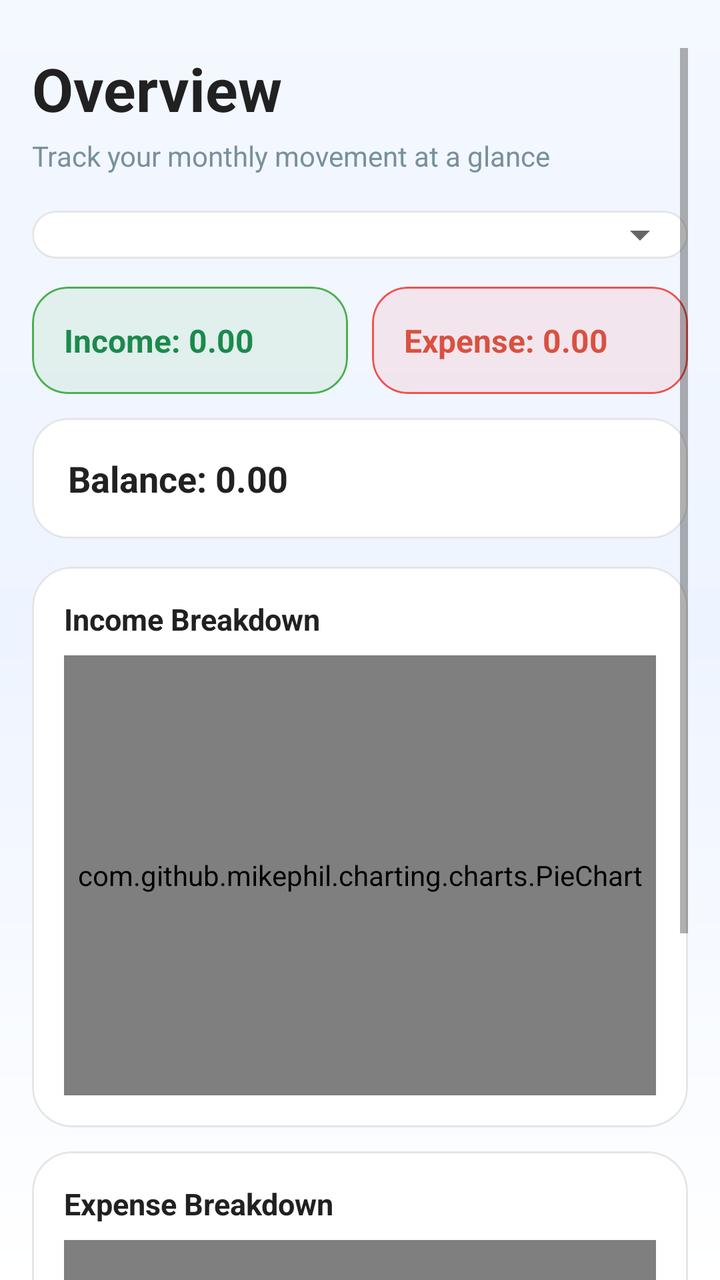
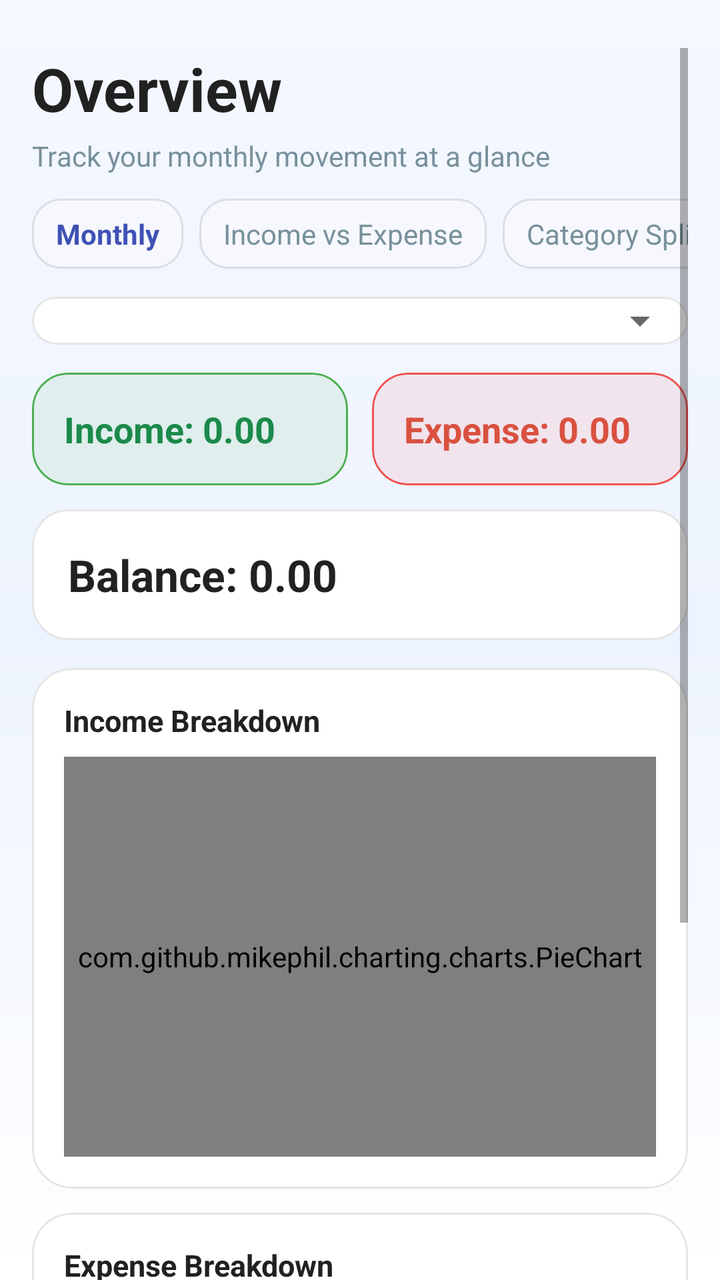

Screens rendered from an Android XML layout before and after an edit, with the pre-edit source and the edit as a unified diff.
<!-- AndroidManifest.xml: application theme Theme.ImiliPocket -->
<!-- res/layout/fragment_dashboard.xml -->
<?xml version="1.0" encoding="utf-8"?>
<ScrollView xmlns:android="http://schemas.android.com/apk/res/android"
    xmlns:app="http://schemas.android.com/apk/res-auto"
    android:layout_width="match_parent"
    android:layout_height="match_parent"
    android:clipToPadding="false"
    android:paddingStart="16dp"
    android:paddingTop="24dp"
    android:paddingEnd="16dp"
    android:paddingBottom="24dp"
    android:background="@drawable/bg_screen_modern">

    <LinearLayout
        android:layout_width="match_parent"
        android:layout_height="wrap_content"
        android:orientation="vertical">

        <TextView
            android:layout_width="wrap_content"
            android:layout_height="wrap_content"
            android:text="Overview"
            android:textColor="@color/text_primary"
            android:textSize="30sp"
            android:textStyle="bold" />

        <TextView
            android:layout_width="wrap_content"
            android:layout_height="wrap_content"
            android:layout_marginTop="4dp"
            android:text="Track your monthly movement at a glance"
            android:textColor="@color/text_secondary"
            android:textSize="14sp" />

        <com.google.android.material.card.MaterialCardView
            android:layout_width="match_parent"
            android:layout_height="wrap_content"
            android:layout_marginTop="18dp"
            app:cardBackgroundColor="@android:color/white"
            app:cardCornerRadius="16dp"
            app:cardElevation="0dp"
            app:strokeColor="@color/surface_outline"
            app:strokeWidth="1dp">

            <Spinner
                android:id="@+id/spinner_month"
                android:layout_width="match_parent"
                android:layout_height="wrap_content"
                android:padding="12dp" />
        </com.google.android.material.card.MaterialCardView>

        <LinearLayout
            android:layout_width="match_parent"
            android:layout_height="wrap_content"
            android:layout_marginTop="14dp"
            android:orientation="horizontal"
            android:weightSum="2">

            <com.google.android.material.card.MaterialCardView
                android:id="@+id/card_income"
                android:layout_width="0dp"
                android:layout_height="wrap_content"
                android:layout_weight="1"
                android:layout_marginEnd="6dp"
                app:cardBackgroundColor="@color/income_green_alpha_10"
                app:cardCornerRadius="18dp"
                app:cardElevation="0dp"
                app:strokeColor="@color/income_green"
                app:strokeWidth="1dp">

                <TextView
                    android:id="@+id/tv_income"
                    android:layout_width="match_parent"
                    android:layout_height="wrap_content"
                    android:padding="16dp"
                    android:text="Income: 0.00"
                    android:textColor="@color/income_strong"
                    android:textSize="16sp"
                    android:textStyle="bold" />
            </com.google.android.material.card.MaterialCardView>

            <com.google.android.material.card.MaterialCardView
                android:id="@+id/card_expense"
                android:layout_width="0dp"
                android:layout_height="wrap_content"
                android:layout_weight="1"
                android:layout_marginStart="6dp"
                app:cardBackgroundColor="@color/expense_red_alpha_10"
                app:cardCornerRadius="18dp"
                app:cardElevation="0dp"
                app:strokeColor="@color/expense_red"
                app:strokeWidth="1dp">

                <TextView
                    android:id="@+id/tv_expense"
                    android:layout_width="match_parent"
                    android:layout_height="wrap_content"
                    android:padding="16dp"
                    android:text="Expense: 0.00"
                    android:textColor="@color/expense_strong"
                    android:textSize="16sp"
                    android:textStyle="bold" />
            </com.google.android.material.card.MaterialCardView>
        </LinearLayout>

        <com.google.android.material.card.MaterialCardView
            android:id="@+id/card_balance"
            android:layout_width="match_parent"
            android:layout_height="wrap_content"
            android:layout_marginTop="12dp"
            app:cardBackgroundColor="@android:color/white"
            app:cardCornerRadius="18dp"
            app:cardElevation="0dp"
            app:strokeColor="@color/surface_outline"
            app:strokeWidth="1dp">

            <TextView
                android:id="@+id/tv_balance"
                android:layout_width="match_parent"
                android:layout_height="wrap_content"
                android:padding="18dp"
                android:text="Balance: 0.00"
                android:textColor="@color/text_primary"
                android:textSize="18sp"
                android:textStyle="bold" />
        </com.google.android.material.card.MaterialCardView>

        <com.google.android.material.card.MaterialCardView
            android:layout_width="match_parent"
            android:layout_height="wrap_content"
            android:layout_marginTop="14dp"
            app:cardBackgroundColor="@android:color/white"
            app:cardCornerRadius="20dp"
            app:cardElevation="0dp"
            app:strokeColor="@color/surface_outline"
            app:strokeWidth="1dp">

            <LinearLayout
                android:layout_width="match_parent"
                android:layout_height="wrap_content"
                android:orientation="vertical"
                android:padding="16dp">

                <TextView
                    android:layout_width="wrap_content"
                    android:layout_height="wrap_content"
                    android:text="Income Breakdown"
                    android:textColor="@color/text_primary"
                    android:textSize="15sp"
                    android:textStyle="bold" />

                <com.github.mikephil.charting.charts.PieChart
                    android:id="@+id/pie_chart_income"
                    android:layout_width="match_parent"
                    android:layout_height="220dp"
                    android:layout_marginTop="8dp" />
            </LinearLayout>
        </com.google.android.material.card.MaterialCardView>

        <com.google.android.material.card.MaterialCardView
            android:layout_width="match_parent"
            android:layout_height="wrap_content"
            android:layout_marginTop="12dp"
            app:cardBackgroundColor="@android:color/white"
            app:cardCornerRadius="20dp"
            app:cardElevation="0dp"
            app:strokeColor="@color/surface_outline"
            app:strokeWidth="1dp">

            <LinearLayout
                android:layout_width="match_parent"
                android:layout_height="wrap_content"
                android:orientation="vertical"
                android:padding="16dp">

                <TextView
                    android:layout_width="wrap_content"
                    android:layout_height="wrap_content"
                    android:text="Expense Breakdown"
                    android:textColor="@color/text_primary"
                    android:textSize="15sp"
                    android:textStyle="bold" />

                <com.github.mikephil.charting.charts.PieChart
                    android:id="@+id/pie_chart_expense"
                    android:layout_width="match_parent"
                    android:layout_height="220dp"
                    android:layout_marginTop="8dp" />
            </LinearLayout>
        </com.google.android.material.card.MaterialCardView>
    </LinearLayout>
</ScrollView>
<!-- resources referenced by this layout -->
<resources>
  <color name="expense_red">#EF5350</color>
  <color name="expense_red_alpha_10">#1AEF5350</color>
  <color name="expense_strong">#D95140</color>
  <color name="income_green">#4CAF50</color>
  <color name="income_green_alpha_10">#1A4CAF50</color>
  <color name="income_strong">#1B8A4B</color>
  <color name="surface_outline">#1A000000</color>
  <color name="text_primary">#212121</color>
  <color name="text_secondary">#78909C</color>
  <!-- drawable bg_screen_modern (drawable) -->
  <?xml version="1.0" encoding="utf-8"?>
  <shape xmlns:android="http://schemas.android.com/apk/res/android">
      <gradient
          android:angle="270"
          android:startColor="#F4F8FF"
          android:centerColor="#EEF4FF"
          android:endColor="#FFFFFF" />
  </shape>
  <style name="Theme.ImiliPocket" parent="Theme.MaterialComponents.DayNight.NoActionBar">
          <item name="colorPrimary">@color/primary_color</item> 
          <item name="colorPrimaryVariant">@color/primary_dark</item> 
          <item name="colorOnPrimary">@color/white</item>
          <item name="colorSecondary">@color/secondary_color</item> 
          <item name="colorSecondaryVariant">@color/secondary_dark</item> 
          <item name="colorOnSecondary">@color/black</item>
          <item name="android:statusBarColor">@android:color/transparent</item>
          <item name="android:windowLightStatusBar">true</item>
          <item name="android:navigationBarColor">@android:color/transparent</item>
          <item name="android:windowDrawsSystemBarBackgrounds">true</item>
          <item name="android:windowBackground">@drawable/bg_screen_modern</item>
          <item name="shapeAppearanceMediumComponent">@style/ShapeAppearance.ImiliPocket.Medium</item>
          <item name="shapeAppearanceSmallComponent">@style/ShapeAppearance.ImiliPocket.Small</item>
      </style>
  <color name="primary_color">#3F51B5</color>
  <color name="primary_dark">#303F9F</color>
  <color name="white">#FFFFFFFF</color>
  <color name="secondary_color">#F06292</color>
  <color name="secondary_dark">#C2185B</color>
  <color name="black">#FF000000</color>
  <style name="ShapeAppearance.ImiliPocket.Medium" parent="ShapeAppearance.MaterialComponents.MediumComponent">
          <item name="cornerFamily">rounded</item>
          <item name="cornerSize">20dp</item>
      </style>
  <style name="ShapeAppearance.ImiliPocket.Small" parent="ShapeAppearance.MaterialComponents.SmallComponent">
          <item name="cornerFamily">rounded</item>
          <item name="cornerSize">14dp</item>
      </style>
</resources>

<!-- the commit's change to res/layout/fragment_dashboard.xml (unified diff, before → after) -->
@@ -31,10 +31,60 @@
             android:textColor="@color/text_secondary"
             android:textSize="14sp" />
 
-        <com.google.android.material.card.MaterialCardView
-            android:layout_width="match_parent"
-            android:layout_height="wrap_content"
-            android:layout_marginTop="18dp"
+        <HorizontalScrollView
+            android:layout_width="match_parent"
+            android:layout_height="wrap_content"
+            android:layout_marginTop="12dp"
+            android:overScrollMode="never"
+            android:scrollbars="none">
+
+            <LinearLayout
+                android:layout_width="wrap_content"
+                android:layout_height="wrap_content"
+                android:orientation="horizontal">
+
+                <TextView
+                    android:layout_width="wrap_content"
+                    android:layout_height="wrap_content"
+                    android:background="@drawable/bg_input_surface"
+                    android:paddingStart="12dp"
+                    android:paddingTop="8dp"
+                    android:paddingEnd="12dp"
+                    android:paddingBottom="8dp"
+                    android:text="Monthly"
+                    android:textColor="@color/primary_color"
+                    android:textStyle="bold" />
+
+                <TextView
+                    android:layout_width="wrap_content"
+                    android:layout_height="wrap_content"
+                    android:layout_marginStart="8dp"
+                    android:background="@drawable/bg_input_surface"
+                    android:paddingStart="12dp"
+                    android:paddingTop="8dp"
+                    android:paddingEnd="12dp"
+                    android:paddingBottom="8dp"
+                    android:text="Income vs Expense"
+                    android:textColor="@color/text_secondary" />
+
+                <TextView
+                    android:layout_width="wrap_content"
+                    android:layout_height="wrap_content"
+                    android:layout_marginStart="8dp"
+                    android:background="@drawable/bg_input_surface"
+                    android:paddingStart="12dp"
+                    android:paddingTop="8dp"
+                    android:paddingEnd="12dp"
+                    android:paddingBottom="8dp"
+                    android:text="Category Split"
+                    android:textColor="@color/text_secondary" />
+            </LinearLayout>
+        </HorizontalScrollView>
+
+        <com.google.android.material.card.MaterialCardView
+            android:layout_width="match_parent"
+            android:layout_height="wrap_content"
+            android:layout_marginTop="14dp"
             app:cardBackgroundColor="@android:color/white"
             app:cardCornerRadius="16dp"
             app:cardElevation="0dp"
@@ -74,7 +124,7 @@
                     android:padding="16dp"
                     android:text="Income: 0.00"
                     android:textColor="@color/income_strong"
-                    android:textSize="16sp"
+                    android:textSize="18sp"
                     android:textStyle="bold" />
             </com.google.android.material.card.MaterialCardView>
 
@@ -97,7 +147,7 @@
                     android:padding="16dp"
                     android:text="Expense: 0.00"
                     android:textColor="@color/expense_strong"
-                    android:textSize="16sp"
+                    android:textSize="18sp"
                     android:textStyle="bold" />
             </com.google.android.material.card.MaterialCardView>
         </LinearLayout>
@@ -120,7 +170,7 @@
                 android:padding="18dp"
                 android:text="Balance: 0.00"
                 android:textColor="@color/text_primary"
-                android:textSize="18sp"
+                android:textSize="22sp"
                 android:textStyle="bold" />
         </com.google.android.material.card.MaterialCardView>
 
@@ -151,7 +201,7 @@
                 <com.github.mikephil.charting.charts.PieChart
                     android:id="@+id/pie_chart_income"
                     android:layout_width="match_parent"
-                    android:layout_height="220dp"
+                    android:layout_height="200dp"
                     android:layout_marginTop="8dp" />
             </LinearLayout>
         </com.google.android.material.card.MaterialCardView>
@@ -183,7 +233,7 @@
                 <com.github.mikephil.charting.charts.PieChart
                     android:id="@+id/pie_chart_expense"
                     android:layout_width="match_parent"
-                    android:layout_height="220dp"
+                    android:layout_height="200dp"
                     android:layout_marginTop="8dp" />
             </LinearLayout>
         </com.google.android.material.card.MaterialCardView>
<!-- resource entries referenced after the edit -->
@@ -9,6 +9,15 @@
   <color name="surface_outline">#1A000000</color>
   <color name="text_primary">#212121</color>
   <color name="text_secondary">#78909C</color>
+  <!-- drawable bg_input_surface (drawable) -->
+  <?xml version="1.0" encoding="utf-8"?>
+  <shape xmlns:android="http://schemas.android.com/apk/res/android">
+      <solid android:color="#FFF6F8FD" />
+      <corners android:radius="14dp" />
+      <stroke
+          android:width="1dp"
+          android:color="#1A000000" />
+  </shape>
   <!-- drawable bg_screen_modern (drawable) -->
   <?xml version="1.0" encoding="utf-8"?>
   <shape xmlns:android="http://schemas.android.com/apk/res/android">
